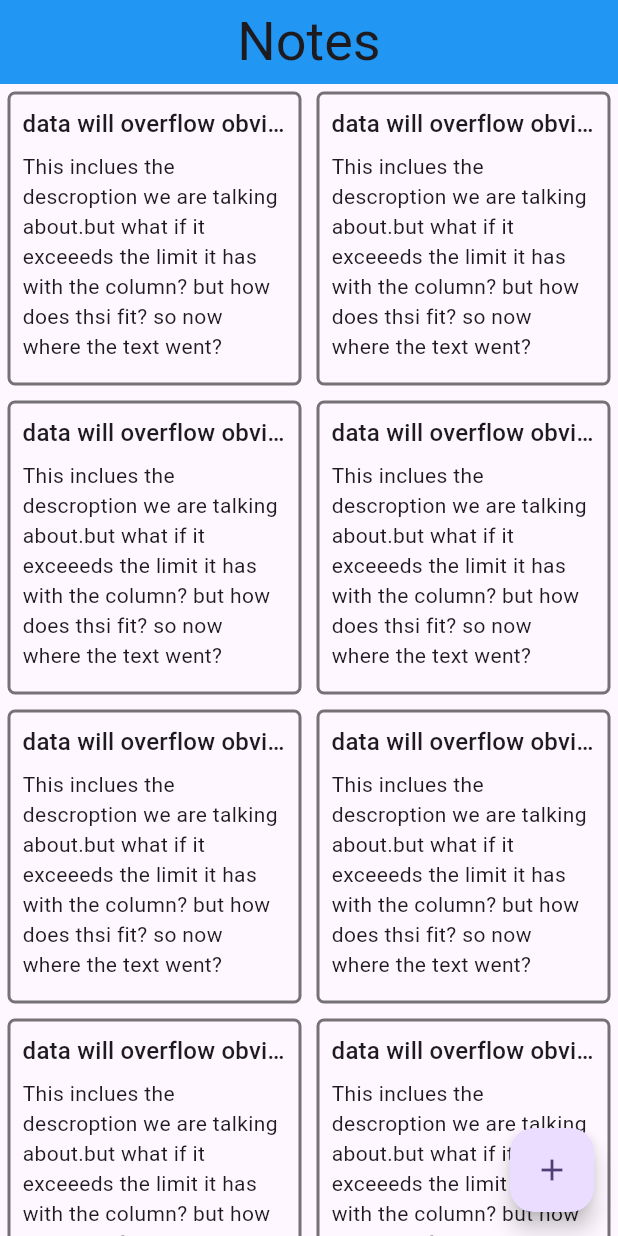
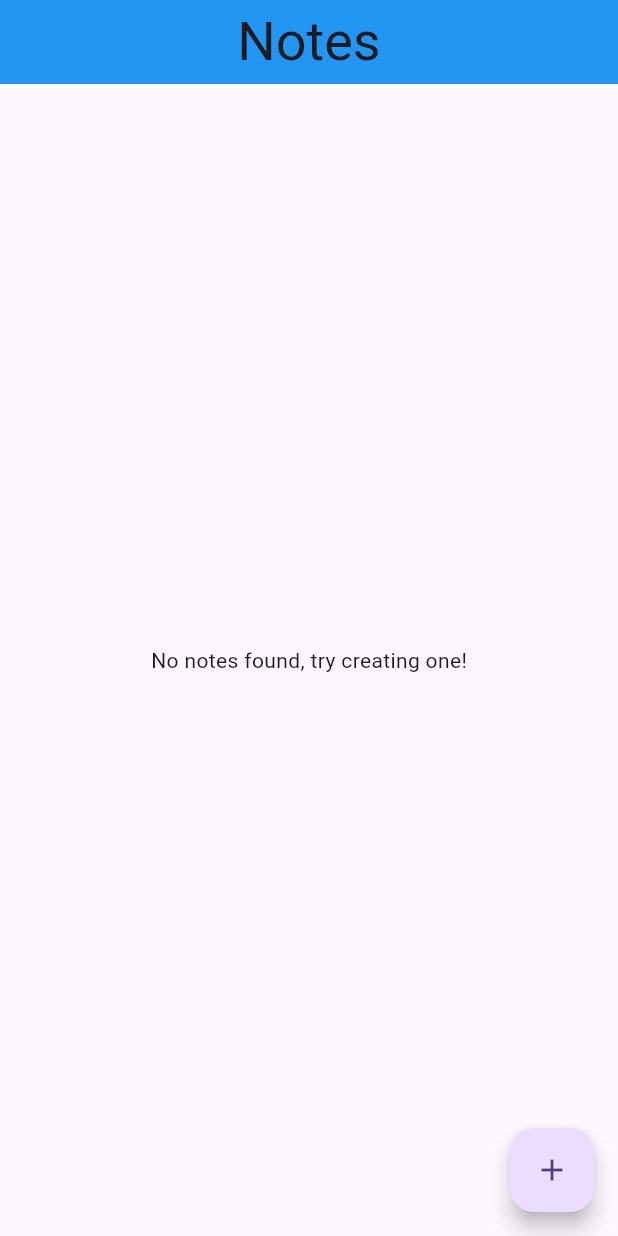
Before and after one commit to saninthottungal/go_router_test2, a Flutter app: the screen it shows after launch, on a phone screen of 412 x 824 dp. Run offline on Flutter 3.47's test engine with Material 3 defaults, Android fonts, the phone set to English and light mode, and no system bars; our stand-ins replace freezed_annotation, hooks_riverpod, riverpod_annotation; generated files the repository leaves out were written again.

Commit message:
provider integrated with home page

```diff
--- a/lib/main.dart
+++ b/lib/main.dart
@@ -1,9 +1,10 @@
 import 'package:flutter/material.dart';
 import 'package:go_route_test2/pages/home/home_page.dart';
+import 'package:hooks_riverpod/hooks_riverpod.dart';
 
 void main() {
   runApp(
-    const MyApp(),
+    const ProviderScope(child: MyApp()),
   );
 }
 
--- a/lib/pages/home/home_page.dart
+++ b/lib/pages/home/home_page.dart
@@ -1,11 +1,14 @@
 import 'package:flutter/material.dart';
+import 'package:go_route_test2/pages/home/home_page.logic.dart';
+import 'package:hooks_riverpod/hooks_riverpod.dart';
 
-class HomePage extends StatelessWidget {
+class HomePage extends ConsumerWidget {
   const HomePage({super.key});
 
   @override
-  Widget build(BuildContext context) {
+  Widget build(BuildContext context, WidgetRef ref) {
     final textTheme = Theme.of(context).textTheme;
+    final notes = ref.watch(notesProvider);
     return Scaffold(
       appBar: AppBar(
         title: Text(
@@ -13,10 +16,14 @@ class HomePage extends StatelessWidget {
           style: textTheme.displaySmall,
         ),
       ),
-      body: GridView.builder(
-        gridDelegate:
-            const SliverGridDelegateWithFixedCrossAxisCount(crossAxisCount: 2),
-        itemCount: 10,
+      body: notes.isEmpty
+          ? const Center(
+              child: Text("No notes found, try creating one!"),
+            )
+          : GridView.builder(
+              gridDelegate: const SliverGridDelegateWithFixedCrossAxisCount(
+                  crossAxisCount: 2),
+              itemCount: notes.length,
               itemBuilder: (context, index) {
                 return Container(
                   margin: const EdgeInsets.all(5),
@@ -38,14 +45,14 @@ class HomePage extends StatelessWidget {
                         height: 30,
                         width: double.infinity,
                         child: Text(
-                    "data will overflow obviously",
+                          notes[index].title,
                           overflow: TextOverflow.ellipsis,
                           style: textTheme.titleMedium,
                         ),
                       ),
-                const Expanded(
+                      Expanded(
                         child: Text(
-                    "This inclues the descroption we are talking about.but what if it exceeeds the limit it has with the column? but how does thsi fit? so now where the text went?",
+                          notes[index].description,
                           overflow: TextOverflow.fade,
                         ),
                       )
```
Lines whose indentation alone changed are shown as unchanged.
